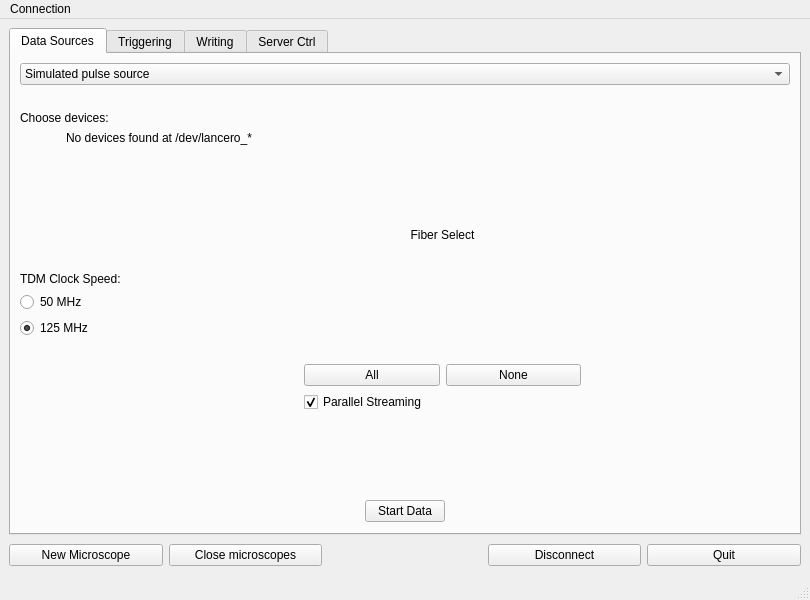
usnistgov/dastardcommander, file dc.ui: the form before one commit.
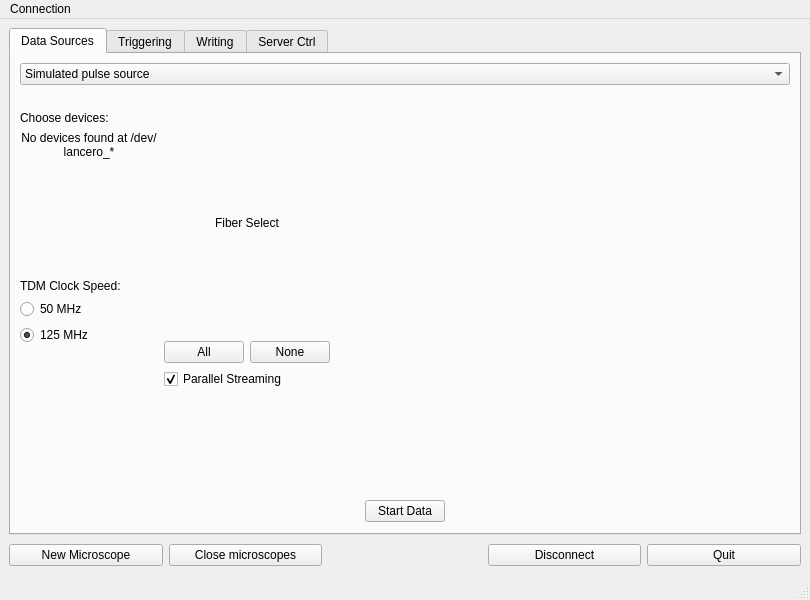
The form after the commit. Icons and pictures are not drawn.

Commit message: Handle lancero configuration with a card delay per card

```diff
--- a/dc.ui
+++ b/dc.ui
@@ -341,8 +341,8 @@
              <rect>
               <x>0</x>
               <y>20</y>
-              <width>561</width>
-              <height>301</height>
+              <width>310</width>
+              <height>278</height>
              </rect>
             </property>
             <layout class="QGridLayout" name="gridLayout_3">
@@ -397,8 +397,6 @@
                 </widget>
                </item>
                <item>
-                <layout class="QVBoxLayout" name="lanceroChooserLayout">
-                 <item>
                   <widget class="QLabel" name="noLanceroLabel">
                    <property name="text">
                     <string>No devices found at /dev/lancero_*</string>
@@ -411,7 +409,13 @@
                    </property>
                   </widget>
                  </item>
-                </layout>
+               <item>
+                <widget class="QFrame" name="lanceroChooserLayout_2">
+                 <property name="frameShape">
+                  <enum>QFrame::NoFrame</enum>
+                 </property>
+                 <layout class="QGridLayout" name="lanceroChooserLayout"/>
+                </widget>
                </item>
                <item>
                 <spacer name="verticalSpacer">
```
Lines whose indentation alone changed are shown as unchanged. The commit also changes 1 other file.
